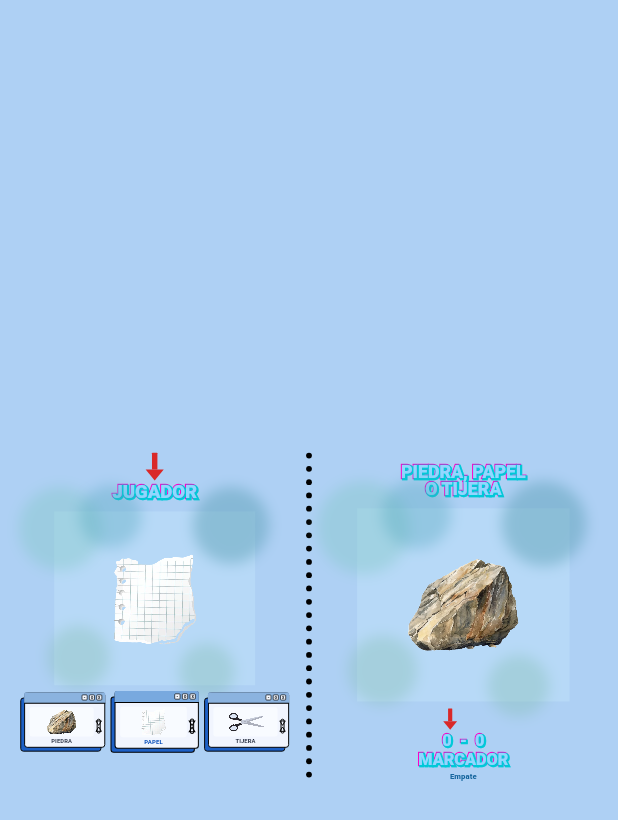
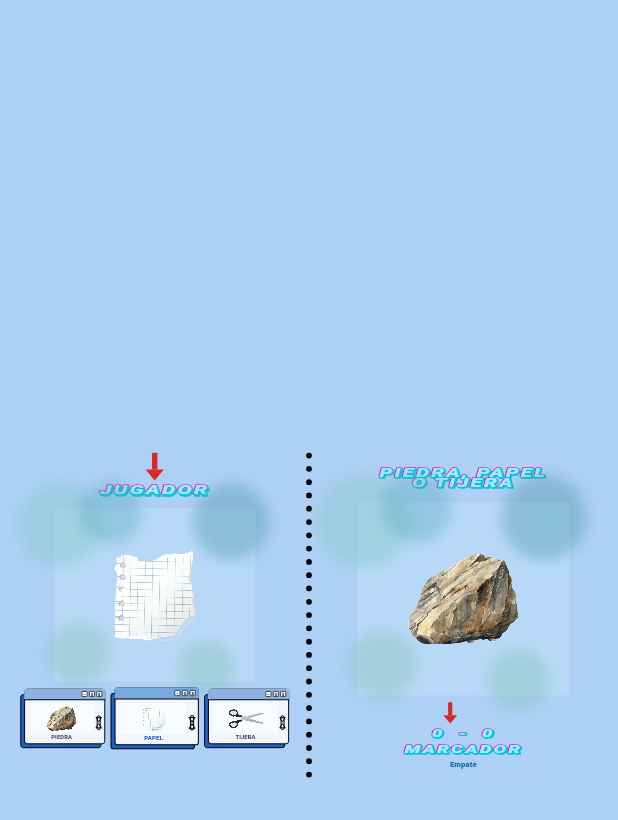
Before and after one commit to kgcamachoa/app-flutter, a Flutter app: the screen it shows after launch, on a phone screen of 412 x 824 dp. Shown: the top 820 px of the screen. Run offline on Flutter 3.47's test engine with Material 3 defaults, Android fonts, the phone set to English and light mode, and no system bars; Roboto replaces fonts that are missing (Arial).

Commit message:
Cambio de tipografía

```diff
--- a/pdr_ppl_tjrs/lib/main.dart
+++ b/pdr_ppl_tjrs/lib/main.dart
@@ -548,51 +548,52 @@ class _NeonText extends StatelessWidget {
 
   @override
   Widget build(BuildContext context) {
+    const letterSpacing = 5.0;
+    const textHeight = 0.78;
+
+    TextStyle style({
+      Color? color,
+      Color? strokeColor,
+      double strokeWidth = 0,
+    }) {
+      return TextStyle(
+        color: color,
+        fontFamily: 'Arial',
+        fontSize: fontSize,
+        height: textHeight,
+        letterSpacing: letterSpacing,
+        fontWeight: FontWeight.w900,
+        fontStyle: FontStyle.italic,
+        foreground: strokeColor == null
+            ? null
+            : (Paint()
+                ..style = PaintingStyle.stroke
+                ..strokeWidth = strokeWidth
+                ..strokeJoin = StrokeJoin.round
+                ..color = strokeColor),
+      );
+    }
+
+    Widget layer(TextStyle textStyle, {Offset offset = Offset.zero}) {
+      return Transform.translate(
+        offset: offset,
+        child: Transform.scale(
+          scaleX: 1.14,
+          scaleY: 0.70,
+          child: Text(text, textAlign: TextAlign.center, style: textStyle),
+        ),
+      );
+    }
+
     return Stack(
       alignment: Alignment.center,
       children: [
-        Text(
-          text,
-          textAlign: TextAlign.center,
-          style: TextStyle(
-            fontSize: fontSize,
-            height: 0.95,
-            letterSpacing: 0,
-            fontWeight: FontWeight.w900,
-            foreground: Paint()
-              ..style = PaintingStyle.stroke
-              ..strokeWidth = 6
-              ..color = const Color(0xFFFF00C8),
-          ),
+        layer(style(strokeColor: const Color(0xFFFF00C8), strokeWidth: 6)),
+        layer(
+          style(strokeColor: const Color(0xFF00C9D8), strokeWidth: 6),
+          offset: const Offset(3, 3),
         ),
-        Transform.translate(
-          offset: const Offset(3, 3),
-          child: Text(
-            text,
-            textAlign: TextAlign.center,
-            style: TextStyle(
-              fontSize: fontSize,
-              height: 0.95,
-              letterSpacing: 0,
-              fontWeight: FontWeight.w900,
-              foreground: Paint()
-                ..style = PaintingStyle.stroke
-                ..strokeWidth = 6
-                ..color = const Color(0xFF00C9D8),
-            ),
-          ),
-        ),
-        Text(
-          text,
-          textAlign: TextAlign.center,
-          style: TextStyle(
-            color: const Color(0xFF92D7FF),
-            fontSize: fontSize,
-            height: 0.95,
-            letterSpacing: 0,
-            fontWeight: FontWeight.w900,
-          ),
-        ),
+        layer(style(color: const Color(0xFFA6E9FF))),
       ],
     );
   }
```
